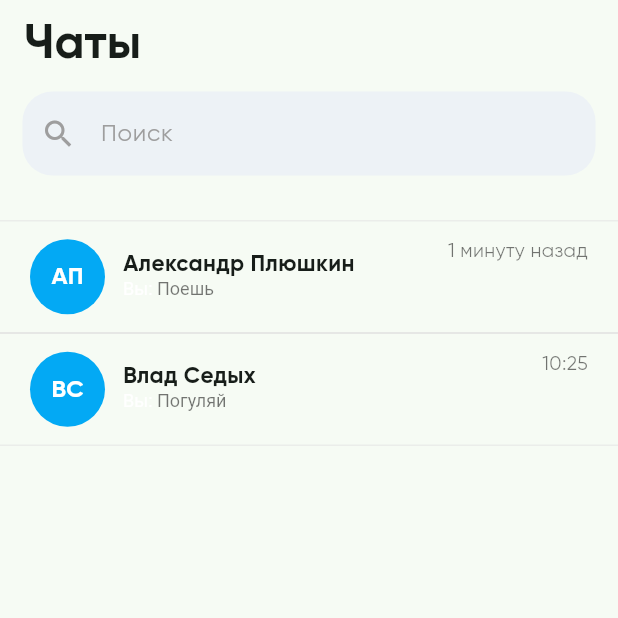
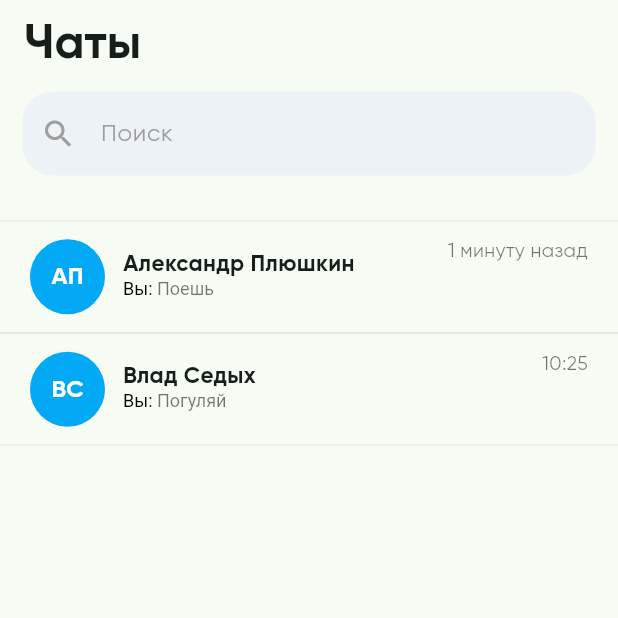
Before and after one commit to Forstes/test-messenger, a Flutter app: the screen it shows after launch, on a phone screen of 412 x 824 dp, the top half of it. Run offline on Flutter 3.47's test engine with Material 3 defaults, Android fonts, the phone set to English and light mode, and no system bars; our stand-ins replace equatable, flutter_bloc, flutter_chat_bubble, go_router, image_picker.

Commit message:
long text truncate

```diff
--- /dev/null
+++ b/lib/utils/text.dart
@@ -0,0 +1,7 @@
+String truncateText(String text, int maxLength) {
+  if (text.length > maxLength) {
+    return '${text.substring(0, maxLength)}...';
+  } else {
+    return text;
+  }
+}
--- a/lib/widgets/chat_tile.dart
+++ b/lib/widgets/chat_tile.dart
@@ -2,6 +2,7 @@ import 'package:flutter/material.dart';
 import 'package:messenger/models/chat_litst_item.dart';
 import 'package:messenger/utils/date_time.dart';
 import 'package:messenger/utils/initials.dart';
+import 'package:messenger/utils/text.dart';
 
 class ChatTile extends StatelessWidget {
   final ChatListItem chat;
@@ -48,8 +49,11 @@ class ChatTile extends StatelessWidget {
                       text: TextSpan(
                         style: const TextStyle(fontSize: 12),
                         children: <TextSpan>[
-                          if (!chat.lastMsg!.isFromOtherUser) const TextSpan(text: "Вы: "),
-                          TextSpan(text: chat.lastMsg!.text, style: const TextStyle(color: Colors.black54)),
+                          if (!chat.lastMsg!.isFromOtherUser)
+                            const TextSpan(text: "Вы: ", style: TextStyle(color: Colors.black)),
+                          TextSpan(
+                              text: truncateText(chat.lastMsg!.text, 15),
+                              style: const TextStyle(color: Colors.black54)),
                         ],
                       ),
                     ),
```
